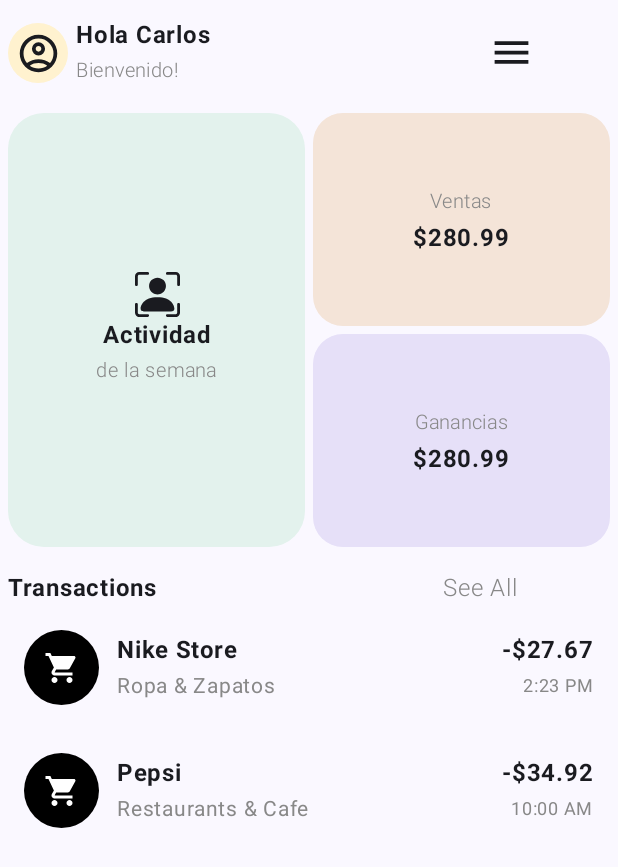
After one commit to 511Android2/BankApp, an Android app built with Jetpack Compose: the composable HomeScreen shown on its own in the app's theme, on a phone screen of 412 x 824 dp. The commit adds this screen. Shown: the top 867 px of the screen. Run offline under Robolectric (Android 15) with nearby library versions, the phone set to English and light mode, and no system bars.

Commit message:
Proyecto terminado

```diff
--- /dev/null
+++ b/app/src/main/java/com/example/bankapp/components/NewTransaction.kt
@@ -0,0 +1,91 @@
+package com.example.bankapp.components
+
+import androidx.compose.foundation.background
+import androidx.compose.foundation.layout.Box
+import androidx.compose.foundation.layout.Column
+import androidx.compose.foundation.layout.Row
+import androidx.compose.foundation.layout.Spacer
+import androidx.compose.foundation.layout.fillMaxWidth
+import androidx.compose.foundation.layout.padding
+import androidx.compose.foundation.layout.size
+import androidx.compose.foundation.layout.width
+import androidx.compose.foundation.shape.CircleShape
+import androidx.compose.material.icons.Icons
+import androidx.compose.material.icons.filled.ShoppingCart
+import androidx.compose.material3.Icon
+import androidx.compose.material3.Text
+import androidx.compose.runtime.Composable
+import androidx.compose.ui.Alignment
+import androidx.compose.ui.Modifier
+import androidx.compose.ui.draw.clip
+import androidx.compose.ui.graphics.Color
+import androidx.compose.ui.graphics.vector.ImageVector
+import androidx.compose.ui.text.font.FontWeight
+import androidx.compose.ui.tooling.preview.Preview
+import androidx.compose.ui.unit.dp
+import androidx.compose.ui.unit.sp
+import com.example.bankapp.models.Transactions
+import com.example.bankapp.models.TransactionsList
+import com.example.bankapp.ui.theme.BankAppTheme
+
+@Composable
+fun NewTransaction(transactions:Transactions) {
+    Row(
+        modifier = Modifier
+            .fillMaxWidth()
+            .padding(16.dp),
+        verticalAlignment = Alignment.CenterVertically
+    ) {
+        Box(
+            modifier = Modifier
+                .size(50.dp)
+                .clip(CircleShape)
+                .background(Color.Black),
+            contentAlignment = Alignment.Center
+        ) {
+            Icon(
+                imageVector = Icons.Default.ShoppingCart,
+                contentDescription = "Carrito",
+                tint = Color.White,
+                modifier = Modifier.size(24.dp)
+            )
+        }
+        Spacer(modifier = Modifier.width(12.dp))
+        Column(
+            modifier = Modifier.weight(1f) // Ocupa el espacio disponible
+        ) {
+            Text(
+                text = transactions.store,
+                fontWeight = FontWeight.Bold,
+                fontSize = 16.sp
+            )
+            Text(
+                text = transactions.product,
+                fontSize = 14.sp,
+                color = Color.Gray
+            )
+        }
+        Column(
+            horizontalAlignment = Alignment.End
+        ) {
+            Text(
+                text = "-$${transactions.money}",
+                fontWeight = FontWeight.Bold,
+                fontSize = 16.sp
+            )
+            Text(
+                text = transactions.hour,
+                fontSize = 12.sp,
+                color = Color.Gray
+            )
+        }
+    }
+}
+
+@Preview
+@Composable
+fun NewTransactionPreview() {
+    BankAppTheme {
+        NewTransaction(transactions = TransactionsList[0])
+    }
+}
--- /dev/null
+++ b/app/src/main/java/com/example/bankapp/models/Transactions.kt
@@ -0,0 +1,26 @@
+package com.example.bankapp.models
+
+data class Transactions(
+    val id: Int,
+    val store: String,
+    val product: String,
+    val money: Double,
+    val hour: String
+)
+
+val TransactionsList = listOf(
+    Transactions(
+        id = 1,
+        store = "Nike Store",
+        product = "Ropa & Zapatos",
+        money = 27.67,
+        hour = "2:23 PM"
+    ),
+    Transactions(
+        id = 2,
+        store = "Pepsi",
+        product = "Restaurants & Cafe",
+        money = 34.92,
+        hour = "10:00 AM"
+    )
+)
--- /dev/null
+++ b/app/src/main/java/com/example/bankapp/screens/HomeScreen.kt
@@ -0,0 +1,222 @@
+package com.example.bankapp.screens
+
+import androidx.compose.foundation.background
+import androidx.compose.foundation.layout.Arrangement
+import androidx.compose.foundation.layout.Box
+import androidx.compose.foundation.layout.Column
+import androidx.compose.foundation.layout.PaddingValues
+import androidx.compose.foundation.layout.Row
+import androidx.compose.foundation.layout.Spacer
+import androidx.compose.foundation.layout.fillMaxHeight
+import androidx.compose.foundation.layout.fillMaxSize
+import androidx.compose.foundation.layout.fillMaxWidth
+import androidx.compose.foundation.layout.height
+import androidx.compose.foundation.layout.padding
+import androidx.compose.foundation.layout.size
+import androidx.compose.foundation.layout.width
+import androidx.compose.foundation.lazy.LazyColumn
+import androidx.compose.foundation.lazy.items
+import androidx.compose.foundation.shape.CircleShape
+import androidx.compose.foundation.shape.RoundedCornerShape
+import androidx.compose.material.icons.Icons
+import androidx.compose.material.icons.filled.Menu
+import androidx.compose.material3.Icon
+import androidx.compose.material3.Text
+import androidx.compose.runtime.Composable
+import androidx.compose.ui.Alignment
+import androidx.compose.ui.Modifier
+import androidx.compose.ui.draw.clip
+import androidx.compose.ui.graphics.Color
+import androidx.compose.ui.text.font.FontWeight
+import androidx.compose.ui.tooling.preview.Preview
+import androidx.compose.ui.unit.dp
+import androidx.compose.ui.unit.sp
+import com.example.bankapp.components.NewTransaction
+import com.example.bankapp.models.TransactionsList
+import com.example.bankapp.ui.theme.BackgroundColor
+import com.example.bankapp.ui.theme.BankAppTheme
+import com.example.bankapp.ui.theme.CardBeige
+import com.example.bankapp.ui.theme.CardGreen
+import com.example.bankapp.ui.theme.CardPurple
+import com.example.bankapp.utils.Account_circle
+import com.example.bankapp.utils.PersonBoundingBox
+
+@Composable
+fun HomeScreen(innerPadding:PaddingValues) {
+    Column(
+        modifier = Modifier
+            .fillMaxSize()
+            .padding(innerPadding)
+    ) {
+        Row(
+            modifier = Modifier.fillMaxWidth().height(70.dp),
+            verticalAlignment = Alignment.CenterVertically
+        ) {
+            Spacer(modifier = Modifier.width(5.dp))
+            Box(
+                modifier = Modifier
+                    .size(40.dp)
+                    .clip(CircleShape)
+                    .background(BackgroundColor),
+                contentAlignment = Alignment.Center
+            ) {
+                Icon(
+                    imageVector = Account_circle,
+                    contentDescription = "Icono de perfil",
+                    modifier = Modifier.size(30.dp)
+                )
+            }
+            Spacer(modifier = Modifier.width(5.dp))
+            Column(
+                modifier = Modifier
+                    .fillMaxHeight(),
+                verticalArrangement = Arrangement.Center
+            ) {
+                Text (
+                    text = "Hola Carlos",
+                    fontWeight = FontWeight.Bold
+                )
+                Text (
+                    text = "Bienvenido!",
+                    fontSize = 13.sp,
+                    color = Color.Gray,
+                    fontWeight = FontWeight.Light
+                )
+            }
+            Spacer(modifier = Modifier.width(185.dp))
+            Icon(
+                imageVector = Icons.Default.Menu,
+                contentDescription = "Icono de menu",
+                modifier = Modifier
+                    .size(30.dp)
+            )
+        }
+        Row(
+            modifier = Modifier
+                .fillMaxWidth()
+                .height(300.dp)
+                .padding(5.dp),
+            verticalAlignment = Alignment.CenterVertically
+        ) {
+            Box(
+                modifier = Modifier
+                    .fillMaxHeight()
+                    .weight(1f)
+                    .clip(RoundedCornerShape(24.dp))
+                    .background(CardGreen),
+                contentAlignment = Alignment.Center
+            ) {
+                Column(
+                    modifier = Modifier,
+                    horizontalAlignment = Alignment.CenterHorizontally,
+                    verticalArrangement = Arrangement.Center
+                ) {
+                    Icon(
+                        imageVector = PersonBoundingBox,
+                        contentDescription = "Icono de actividad",
+                        modifier = Modifier
+                            .size(30.dp)
+                    )
+                    Text (
+                        text = "Actividad",
+                        fontWeight = FontWeight.Bold
+                    )
+                    Text (
+                        text = "de la semana",
+                        fontSize = 13.sp,
+                        color = Color.Gray,
+                        fontWeight = FontWeight.Light
+                    )
+                }
+            }
+            Spacer(modifier = Modifier.width(5.dp))
+            Column(
+                modifier = Modifier
+                    .weight(1f)
+            ) {
+                Box(
+                    modifier = Modifier
+                        .fillMaxWidth()
+                        .weight(1f)
+                        .clip(RoundedCornerShape(20.dp))
+                        .background(CardBeige),
+                    contentAlignment = Alignment.Center
+                ) {
+                    Column(
+                        horizontalAlignment = Alignment.CenterHorizontally
+                    ) {
+                        Text (
+                            text = "Ventas",
+                            fontSize = 13.sp,
+                            color = Color.Gray,
+                            fontWeight = FontWeight.Light,
+                        )
+                        Text (
+                            text = "$280.99",
+                            fontWeight = FontWeight.Bold
+                        )
+                    }
+                }
+                Spacer(modifier = Modifier.height(5.dp))
+                Box(
+                    modifier = Modifier
+                        .fillMaxWidth()
+                        .weight(1f)
+                        .clip(RoundedCornerShape(20.dp))
+                        .background(CardPurple),
+                    contentAlignment = Alignment.Center
+                ) {
+                    Column(
+                        horizontalAlignment = Alignment.CenterHorizontally
+                    ) {
+                        Text (
+                            text = "Ganancias",
+                            fontSize = 13.sp,
+                            color = Color.Gray,
+                            fontWeight = FontWeight.Light
+                        )
+                        Text (
+                            text = "$280.99",
+                            fontWeight = FontWeight.Bold
+                        )
+                    }
+                }
+            }
+        }
+        Spacer(modifier = Modifier.height(10.dp))
+        Row(
+            modifier = Modifier.fillMaxWidth(),
+        ) {
+            Spacer(modifier = Modifier.width(5.dp))
+            Text (
+                text = "Transactions",
+                fontWeight = FontWeight.Bold
+            )
+            Spacer(modifier = Modifier.width(190.dp))
+            Text (
+                text = "See All",
+                color = Color.Gray,
+                fontWeight = FontWeight.Light
+            )
+        }
+        LazyColumn(
+            modifier = Modifier
+                .fillMaxSize()
+        ) {
+            items(TransactionsList) {
+                NewTransaction(transactions = it)
+            }
+        }
+    }
+}
+
+@Preview(
+    showBackground = true,
+    showSystemUi = true
+)
+@Composable
+fun HomeScreenPreview() {
+    BankAppTheme {
+        HomeScreen(innerPadding = PaddingValues(20.dp))
+    }
+}
--- a/app/src/main/java/com/example/bankapp/ui/theme/Color.kt
+++ b/app/src/main/java/com/example/bankapp/ui/theme/Color.kt
@@ -10,7 +10,7 @@ val Purple40 = Color(0xFF6650a4)
 val PurpleGrey40 = Color(0xFF625b71)
 val Pink40 = Color(0xFF7D5260)
 
-val BackgroundColor = Color(0xFFF8F9FA)
+val BackgroundColor = Color(0xFFFFF2CF)
 val TextColor = Color(0xFF1A1A1A)
 val CardGreen = Color(0xFFE3F2ED)
 val CardBeige = Color(0xFFF4E4D8)
```
Also changed, not shown: app/src/main/java/com/example/bankapp/utils/CustomIcons.kt (added, +188 -0 lines), 1 other file.
